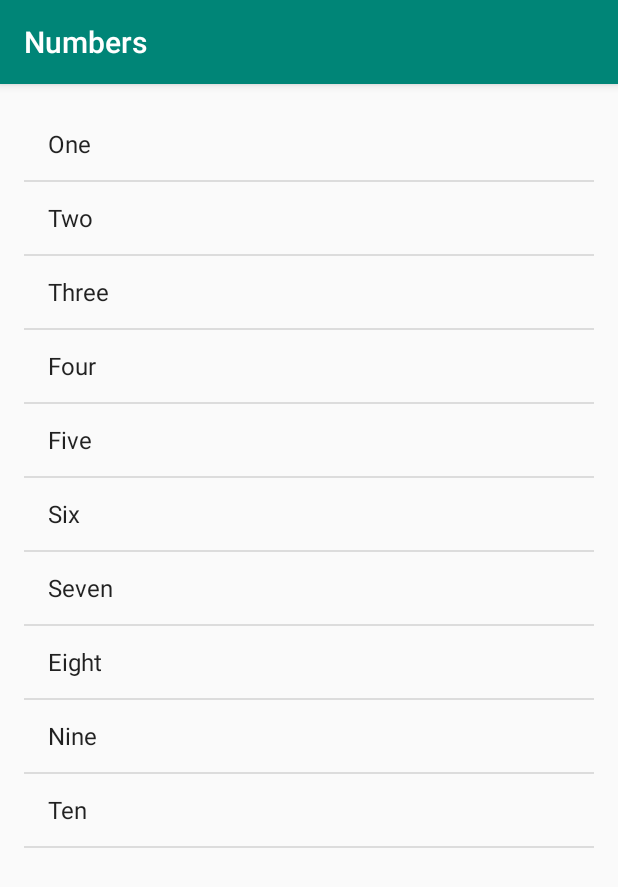
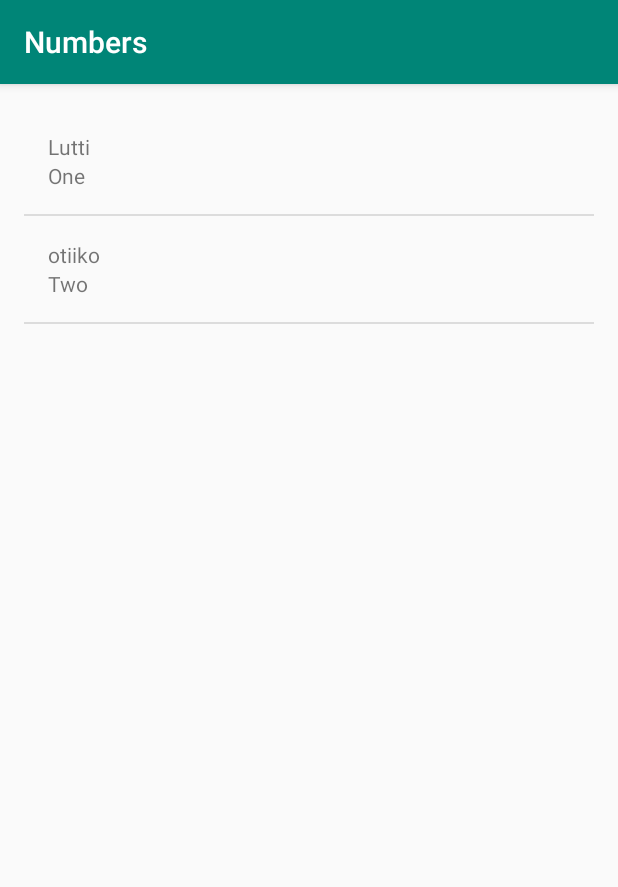
Before and after one commit to cristiandgm/MIwok2, an Android app: the NumbersActivity screen opened directly, with no data from a screen before it, on a phone screen of 412 x 824 dp. Shown: the top 887 px of the screen. Run offline under Robolectric (Android 15) with nearby library versions, the phone set to English and light mode, and no system bars.

Commit message:
Fix WordAdapter

```diff
--- a/app/src/main/java/com/example/miwok2/NumbersActivity.java
+++ b/app/src/main/java/com/example/miwok2/NumbersActivity.java
@@ -19,11 +19,12 @@ public class NumbersActivity extends AppCompatActivity {
         setContentView(R.layout.activity_numbers);
 
         //Create an array of words
-        ArrayList<String> words = new ArrayList<>();
+        ArrayList<Word> words = new ArrayList<>();
 
         // Create a list of words
-        words.add("One");
-        words.add("Two");
+        words.add(new Word("One", "Lutti"));
+        words.add(new Word("Two", "otiiko"));
+        /**
         words.add("Three");
         words.add("Four");
         words.add("Five");
@@ -32,13 +33,13 @@ public class NumbersActivity extends AppCompatActivity {
         words.add("Eight");
         words.add("Nine");
         words.add("Ten");
-
+         */
         // Create an {@link ArrayAdapter}, whose data source is a list of Strings. The
         // adapter knows how to create layouts for each item in the list, using the
         // simple_list_item_1.xml layout resource defined in the Android framework.
         // This list item layout contains a single {@link TextView}, which the adapter will set to
         // display a single word.
-        ArrayAdapter<String> itemsAdapter = new ArrayAdapter<>(this, android.R.layout.simple_list_item_1, words);
+        WordAdapter itemsAdapter = new WordAdapter(this, words);
 
         // Find the {@link ListView} object in the view hierarchy of the {@link Activity}.
         // There should be a {@link ListView} with the view ID called list, which is declared in the
--- /dev/null
+++ b/app/src/main/java/com/example/miwok2/WordAdapter.java
@@ -0,0 +1,65 @@
+package com.example.miwok2;
+
+import android.app.Activity;
+import android.content.Context;
+import android.view.LayoutInflater;
+import android.view.View;
+import android.view.ViewGroup;
+import android.widget.ArrayAdapter;
+import android.widget.TextView;
+
+import androidx.annotation.NonNull;
+
+import java.util.ArrayList;
+
+
+public class WordAdapter extends ArrayAdapter {
+
+    public WordAdapter(Activity context, ArrayList<Word> words) {
+        // Here, we initialize the ArrayAdapter's internal storage for the context and the list.
+        // the second argument is used when the ArrayAdapter is populating a single TextView.
+        // Because this is a custom adapter for two TextViews, the adapter is not
+        // going to use this second argument, so it can be any value. Here, we used 0.
+        super(context, 0, words);
+    }
+
+
+    /**
+     * Provides a view for an AdapterView (ListView, GridView, etc.).
+     *
+     * @param position    The position in the list of data that should be displayed in the
+     *                    list item view.
+     * @param convertView The recycled view to populate.
+     * @param parent      The parent ViewGroup that is used for inflation.
+     * @return The view for the position in the AdapterView.
+     */
+    @Override
+    public View getView(int position, View convertView, ViewGroup parent) {
+        // Check if the existing view is being reused, otherwise inflate the view
+        View listItemView = convertView;
+        if (listItemView == null) {
+            listItemView = LayoutInflater.from(getContext()).inflate(
+                    R.layout.list_item, parent, false);
+        }
+
+        // Get the {@link Word} object located at this position in the list
+        Word currentWord = (Word) getItem(position);
+
+        // Find the TextView in the list_item.xml layout with the ID miwok_word.
+        TextView miwokTextView = listItemView.findViewById(R.id.miwok_word);
+        // Get the miwok word  from the current Word object and
+        // set this text on the miwok TextView
+        miwokTextView.setText(currentWord.getMiwokTranslation());
+
+        // Find the TextView in the list_item.xml layout with the ID default_word.
+        TextView defaultWord = listItemView.findViewById(R.id.default_word);
+        // Get the default word  from the current Word object and
+        // set this text on the default TextView
+        defaultWord.setText(currentWord.getDefaultTranslation());
+
+        // Return the whole list item layout (containing 2 TextViews)
+        // so that it can be shown in the ListView
+        return listItemView;
+    }
+
+}
--- a/app/src/main/res/layout/list_item.xml
+++ b/app/src/main/res/layout/list_item.xml
@@ -14,10 +14,11 @@
         tools:text="lutti" />
 
     <TextView
-        android:id="@+id/english_word"
+        android:id="@+id/default_word"
         android:layout_width="match_parent"
         android:layout_height="match_parent"
         android:paddingLeft="16dp"
+        android:paddingBottom="16dp"
         tools:text="one" />
 
 </LinearLayout>
```
Also changed, not shown: app/src/main/java/com/example/miwok2/Word.java (+6 -4 lines).
